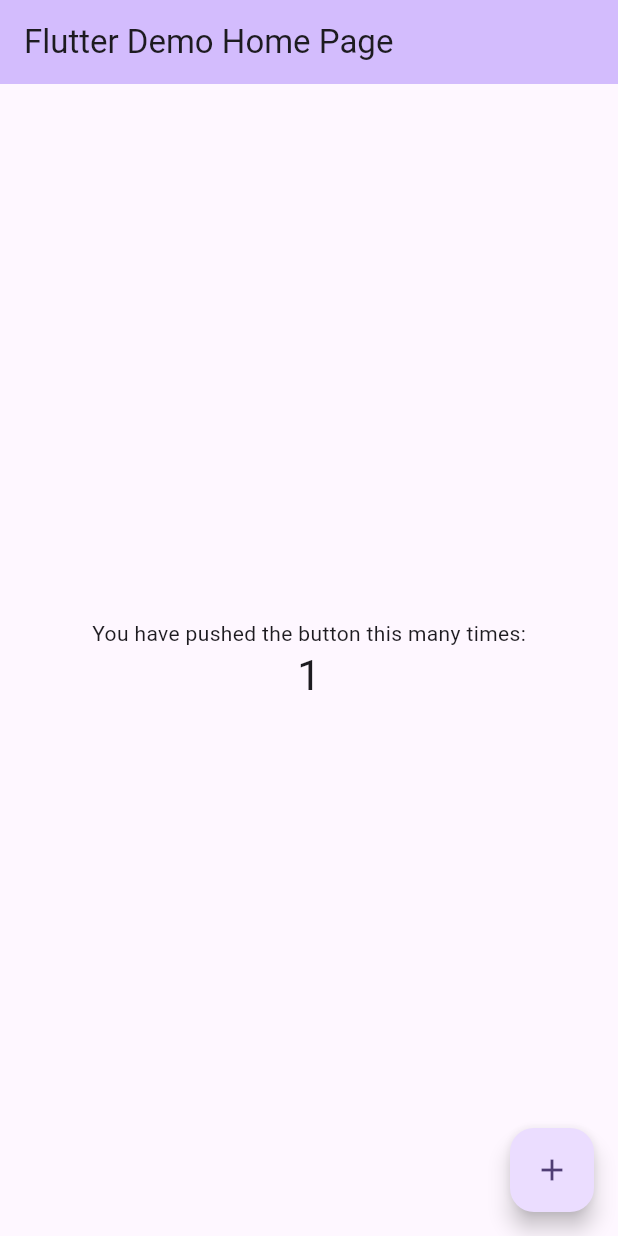
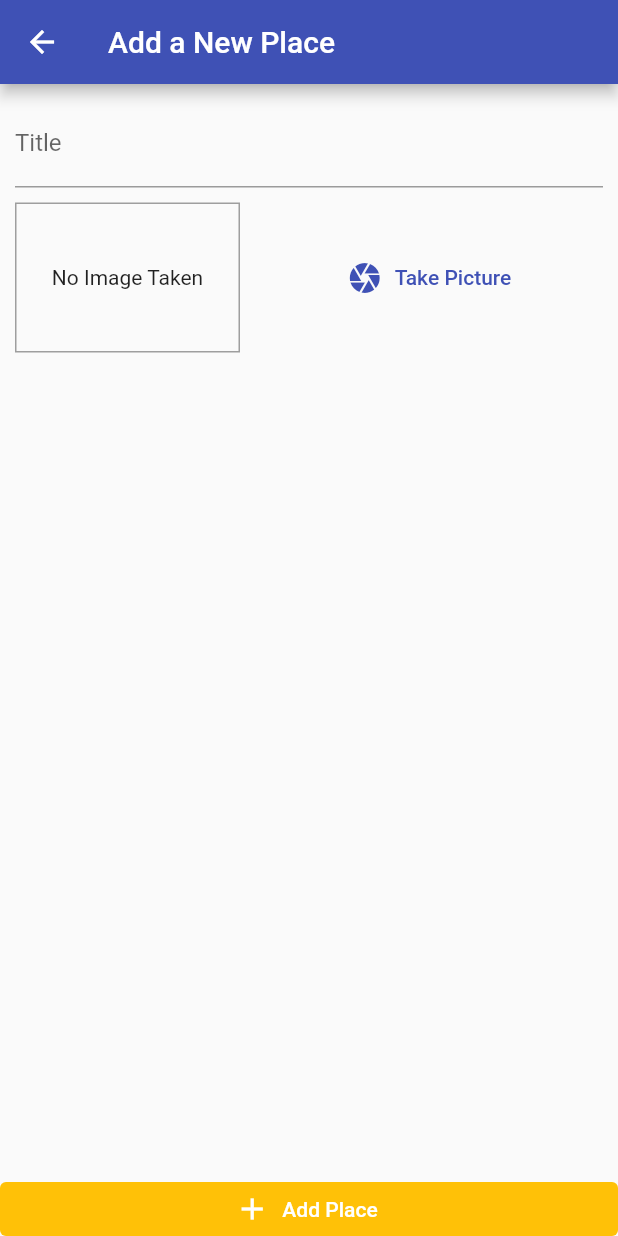
Before and after one commit to faithcredit/great_places_app, a Flutter app: the screen it shows after launch, after a tap on the "add" icon, on a phone screen of 412 x 824 dp. Run offline on Flutter 3.47's test engine with Material 2 defaults, Android fonts, the phone set to English and light mode, and no system bars.

Commit message:
Adding the <Add Place> Screen and an image input

```diff
--- a/lib/main.dart
+++ b/lib/main.dart
@@ -1,125 +1,29 @@
 import 'package:flutter/material.dart';
+import 'package:provider/provider.dart';
+import './providers/great_places.dart';
+import './screens/places_list_screen.dart';
 
-void main() {
-  runApp(const MyApp());
-}
+import './screens/add_place_screen.dart';
+
+void main() => runApp(MyApp());
 
 class MyApp extends StatelessWidget {
-  const MyApp({super.key});
-
-  // This widget is the root of your application.
   @override
   Widget build(BuildContext context) {
-    return MaterialApp(
-      title: 'Flutter Demo',
-      theme: ThemeData(
-        // This is the theme of your application.
-        //
-        // TRY THIS: Try running your application with "flutter run". You'll see
-        // the application has a blue toolbar. Then, without quitting the app,
-        // try changing the seedColor in the colorScheme below to Colors.green
-        // and then invoke "hot reload" (save your changes or press the "hot
-        // reload" button in a Flutter-supported IDE, or press "r" if you used
-        // the command line to start the app).
-        //
-        // Notice that the counter didn't reset back to zero; the application
-        // state is not lost during the reload. To reset the state, use hot
-        // restart instead.
-        //
-        // This works for code too, not just values: Most code changes can be
-        // tested with just a hot reload.
-        colorScheme: ColorScheme.fromSeed(seedColor: Colors.deepPurple),
-        useMaterial3: true,
+    return ChangeNotifierProvider.value(
+      value: GreatPlaces(),
+      child: MaterialApp(
+        title: 'Great Places',
+        theme: ThemeData(
+          primarySwatch: Colors.indigo,
+          colorScheme: ColorScheme.fromSwatch(primarySwatch: Colors.indigo)
+              .copyWith(secondary: Colors.amber),
+        ),
+        home: PlacesListScreen(),
+        routes: {
+          AddPlaceScreen.routeName: (ctx) => AddPlaceScreen(),
+        },
       ),
-      home: const MyHomePage(title: 'Flutter Demo Home Page'),
     );
   }
 }
-
-class MyHomePage extends StatefulWidget {
-  const MyHomePage({super.key, required this.title});
-
-  // This widget is the home page of your application. It is stateful, meaning
-  // that it has a State object (defined below) that contains fields that affect
-  // how it looks.
-
-  // This class is the configuration for the state. It holds the values (in this
-  // case the title) provided by the parent (in this case the App widget) and
-  // used by the build method of the State. Fields in a Widget subclass are
-  // always marked "final".
-
-  final String title;
-
-  @override
-  State<MyHomePage> createState() => _MyHomePageState();
-}
-
-class _MyHomePageState extends State<MyHomePage> {
-  int _counter = 0;
-
-  void _incrementCounter() {
-    setState(() {
-      // This call to setState tells the Flutter framework that something has
-      // changed in this State, which causes it to rerun the build method below
-      // so that the display can reflect the updated values. If we changed
-      // _counter without calling setState(), then the build method would not be
-      // called again, and so nothing would appear to happen.
-      _counter++;
-    });
-  }
-
-  @override
-  Widget build(BuildContext context) {
-    // This method is rerun every time setState is called, for instance as done
-    // by the _incrementCounter method above.
-    //
-    // The Flutter framework has been optimized to make rerunning build methods
-    // fast, so that you can just rebuild anything that needs updating rather
-    // than having to individually change instances of widgets.
-    return Scaffold(
-      appBar: AppBar(
-        // TRY THIS: Try changing the color here to a specific color (to
-        // Colors.amber, perhaps?) and trigger a hot reload to see the AppBar
-        // change color while the other colors stay the same.
-        backgroundColor: Theme.of(context).colorScheme.inversePrimary,
-        // Here we take the value from the MyHomePage object that was created by
-        // the App.build method, and use it to set our appbar title.
-        title: Text(widget.title),
-      ),
-      body: Center(
-        // Center is a layout widget. It takes a single child and positions it
-        // in the middle of the parent.
-        child: Column(
-          // Column is also a layout widget. It takes a list of children and
-          // arranges them vertically. By default, it sizes itself to fit its
-          // children horizontally, and tries to be as tall as its parent.
-          //
-          // Column has various properties to control how it sizes itself and
-          // how it positions its children. Here we use mainAxisAlignment to
-          // center the children vertically; the main axis here is the vertical
-          // axis because Columns are vertical (the cross axis would be
-          // horizontal).
-          //
-          // TRY THIS: Invoke "debug painting" (choose the "Toggle Debug Paint"
-          // action in the IDE, or press "p" in the console), to see the
-          // wireframe for each widget.
-          mainAxisAlignment: MainAxisAlignment.center,
-          children: <Widget>[
-            const Text(
-              'You have pushed the button this many times:',
-            ),
-            Text(
-              '$_counter',
-              style: Theme.of(context).textTheme.headlineMedium,
-            ),
-          ],
-        ),
-      ),
-      floatingActionButton: FloatingActionButton(
-        onPressed: _incrementCounter,
-        tooltip: 'Increment',
-        child: const Icon(Icons.add),
-      ), // This trailing comma makes auto-formatting nicer for build methods.
-    );
-  }
-}
--- /dev/null
+++ b/lib/models/place.dart
@@ -0,0 +1,29 @@
+import 'dart:io';
+
+import 'package:flutter/foundation.dart';
+
+class PlaceLocation {
+  final double latitude;
+  final double longitude;
+  final String address;
+
+  PlaceLocation({
+    required this.latitude,
+    required this.longitude,
+    this.address = '',
+  });
+}
+
+class Place {
+  final String id;
+  final String title;
+  final PlaceLocation location;
+  final File image;
+
+  Place({
+    required this.id,
+    required this.title,
+    required this.location,
+    required this.image,
+  });
+}
--- /dev/null
+++ b/lib/providers/great_places.dart
@@ -0,0 +1,11 @@
+import 'package:flutter/foundation.dart';
+
+import '../models/place.dart';
+
+class GreatPlaces with ChangeNotifier {
+  final List<Place> _items = [];
+
+  List<Place> get items {
+    return [..._items];
+  }
+}
--- /dev/null
+++ b/lib/screens/add_place_screen.dart
@@ -0,0 +1,57 @@
+import 'package:flutter/material.dart';
+
+import '../widgets/image_input.dart';
+
+class AddPlaceScreen extends StatefulWidget {
+  static const routeName = '/add-place';
+
+  @override
+  _AddPlaceScreenState createState() => _AddPlaceScreenState();
+}
+
+class _AddPlaceScreenState extends State<AddPlaceScreen> {
+  final _titleController = TextEditingController();
+
+  @override
+  Widget build(BuildContext context) {
+    return Scaffold(
+      appBar: AppBar(
+        title: Text('Add a New Place'),
+      ),
+      body: Column(
+        crossAxisAlignment: CrossAxisAlignment.stretch,
+        children: <Widget>[
+          Expanded(
+            child: SingleChildScrollView(
+              child: Padding(
+                padding: const EdgeInsets.all(10),
+                child: Column(
+                  children: <Widget>[
+                    TextField(
+                      decoration: const InputDecoration(labelText: 'Title'),
+                      controller: _titleController,
+                    ),
+                    const SizedBox(
+                      height: 10,
+                    ),
+                   const ImageInput(),
+                  ],
+                ),
+              ),
+            ),
+          ),
+          ElevatedButton.icon(
+            icon: const Icon(Icons.add),
+            label: const Text('Add Place'),
+            onPressed: () {},
+            style: ElevatedButton.styleFrom(
+              elevation: 0,
+              tapTargetSize: MaterialTapTargetSize.shrinkWrap,
+              backgroundColor: Theme.of(context).colorScheme.secondary,
+            ),
+          ),
+        ],
+      ),
+    );
+  }
+}
--- /dev/null
+++ b/lib/screens/places_list_screen.dart
@@ -0,0 +1,24 @@
+import 'package:flutter/material.dart';
+import './add_place_screen.dart';
+
+class PlacesListScreen extends StatelessWidget {
+  @override
+  Widget build(BuildContext context) {
+    return Scaffold(
+      appBar: AppBar(
+        title: Text('Your Places'),
+        actions: <Widget>[
+          IconButton(
+            icon:const  Icon(Icons.add),
+            onPressed: () {
+              Navigator.of(context).pushNamed(AddPlaceScreen.routeName);
+            },
+          ),
+        ],
+      ),
+      body: const Center(
+        child: CircularProgressIndicator(),
+      ),
+    );
+  }
+}
--- /dev/null
+++ b/lib/widgets/image_input.dart
@@ -0,0 +1,51 @@
+import 'package:flutter/material.dart';
+import 'dart:io';
+
+class ImageInput extends StatefulWidget {
+  const ImageInput({super.key});
+
+  @override
+  State<ImageInput> createState() => _ImageInputState();
+}
+
+class _ImageInputState extends State<ImageInput> {
+  File? _storedImage;
+  @override
+  Widget build(BuildContext context) {
+    return Row(
+      children: [
+        Container(
+          width: 150,
+          height: 100,
+          decoration: BoxDecoration(
+            border: Border.all(width: 1, color: Colors.grey),
+          ),
+          alignment: Alignment.center,
+          child: _storedImage != null
+              ? Image.file(
+                  _storedImage as File,
+                  fit: BoxFit.cover,
+                  width: double.infinity,
+                )
+              : const Text(
+                  'No Image Taken',
+                  textAlign: TextAlign.center,
+                ),
+        ),
+        const SizedBox(
+          width: 10,
+        ),
+        Expanded(
+          child: TextButton.icon(
+              icon: const Icon(Icons.camera),
+              label: const Text('Take Picture'),
+              style: ButtonStyle(
+                foregroundColor: MaterialStateProperty.all<Color>(
+                    Theme.of(context).primaryColor),
+              ),
+              onPressed: () {}),
+        ),
+      ],
+    );
+  }
+}
```
Also changed, not shown: lib/screens/place_detail_screen.dart (added).
